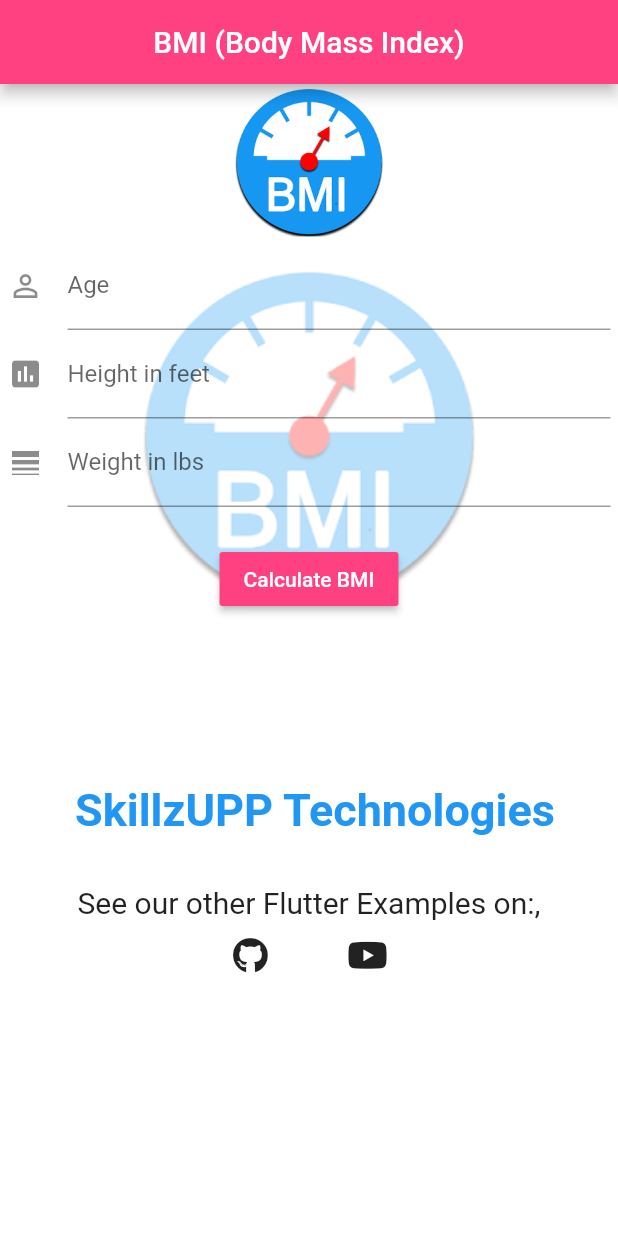
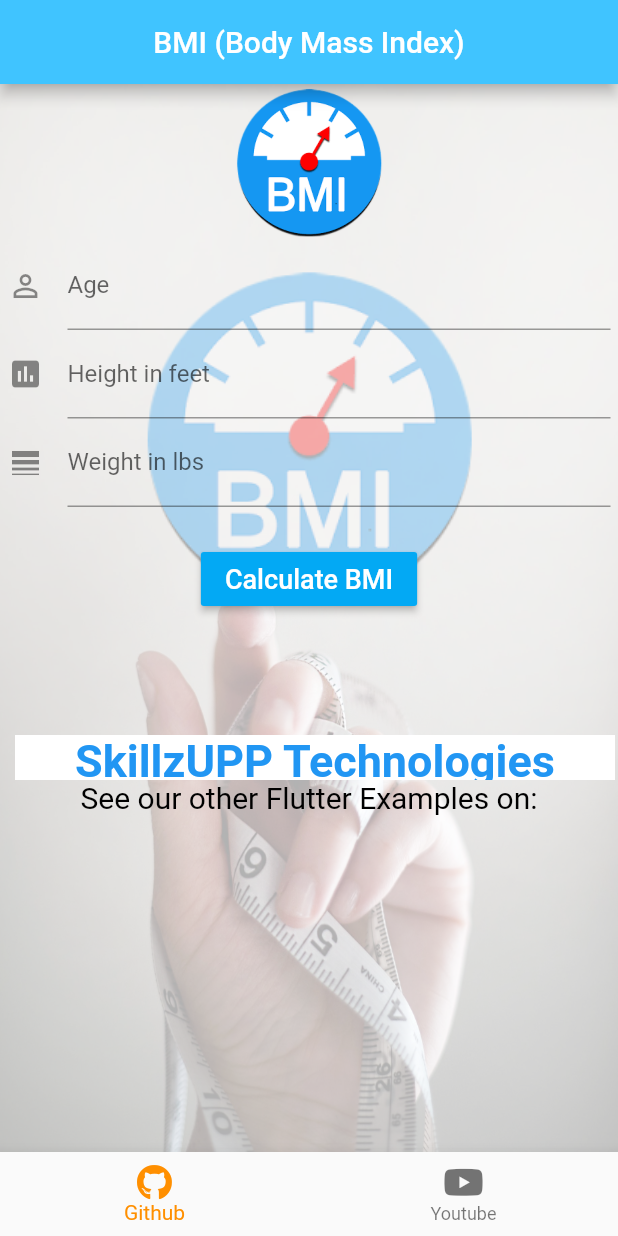
Before and after one commit to bilalsaeedjh/FlutterBMIApp, a Flutter app: the screen it shows after launch, after a tap on "Calculate BMI", on a phone screen of 412 x 824 dp. Run offline on Flutter 3.47's test engine with Material 2 defaults, Android fonts, the phone set to English and light mode, and no system bars; drawn by our look-alikes of animated_text_kit; our stand-ins replace font_awesome_flutter; Roboto replaces fonts that are missing (Bobbers).

Commit message:
Navigation Bar added with background image.

```diff
--- a/lib/ui/home.dart
+++ b/lib/ui/home.dart
@@ -80,12 +80,25 @@ class BmiState extends State<Bmi> {
       appBar: new AppBar(
         title: new Text('BMI (Body Mass Index)'),
         centerTitle: true,
-        backgroundColor: Colors.pinkAccent,
+        backgroundColor: Colors.lightBlueAccent,
       ),
       backgroundColor: Colors.white,
       body: new Container(
         alignment: Alignment.topCenter,
-        child: new ListView(
+        child: Stack(
+          children:<Widget>[
+                Opacity(
+                  opacity: 0.3,
+                  child: Center(
+                  child: new Image.asset(
+                    'images/wall.jpg',
+                    width: 1000.0,
+                    height: 1200.0,
+                    fit: BoxFit.fill,
+                  ),
+             ),
+                ),
+            ListView(
               padding: const EdgeInsets.all(2.0),
               children: <Widget>[
                 new Image.asset(
@@ -142,8 +155,8 @@ class BmiState extends State<Bmi> {
                             alignment: Alignment.center,
                             child: new RaisedButton(
                               onPressed: _calculateBMI,
-                          color: Colors.pinkAccent,
-                          child: new Text('Calculate BMI'),
+                              color: Colors.lightBlue,
+                              child: new Text('Calculate BMI',style: TextStyle(fontSize: 18),),
                               textColor: Colors.white,
                             ),
                           )
@@ -185,23 +198,40 @@ class BmiState extends State<Bmi> {
                     ),
 
                     //Adding buttons to navigate towards youtube and gitHub
-                Row(
+                    /* Row(
                     mainAxisAlignment: MainAxisAlignment.center,
+                    children: <Widget>[
+
+                      Column(
                         children: <Widget>[
                           IconButton(
                           icon: FaIcon(FontAwesomeIcons.github),
                           tooltip: 'Go to  our gitHub profile',
                           onPressed: () => launch('https://github.com/bilalsaeedjh'),
                         ),
+                          Text(
+                            "Github",
+                            style: TextStyle(color:Colors.black54,fontWeight:FontWeight.bold,fontSize: 14) ,
+                          )
+                        ]
+                      ),
                       SizedBox(width: 30,),
+                      Column(
+                        children: <Widget>[
                           IconButton(
                             icon: FaIcon(FontAwesomeIcons.youtube),
                             tooltip: 'Go to  our Youtube profile',
                             onPressed: () => launch('https://www.youtube.com/channel/UCZSgQGG74K2yuEDnbG4U1tQ?view_as=subscriber'),
                           ),
+                          Text(
+                            "Youtube",
+                            style: TextStyle(color:Colors.black54,fontWeight:FontWeight.bold,fontSize: 14) ,
+                          )
+                        ]
+                      ),
 
                     ],
-                )
+                  )*/
 
 
                   ],
@@ -209,10 +239,52 @@ class BmiState extends State<Bmi> {
 
                 ),
               ],
+
             ),
+          ],
         ),
+
+      ),
+      bottomNavigationBar: BottomNavigationBar(
+        items: const <BottomNavigationBarItem>[
+          BottomNavigationBarItem(
+            icon: FaIcon(FontAwesomeIcons.github),
+            title: Text('Github'),
+          ),
+          BottomNavigationBarItem(
+            icon: FaIcon(FontAwesomeIcons.youtube),
+            title: Text('Youtube'),
+          ),
+        ],
+        currentIndex: _selectedIndex,
+        selectedItemColor: Colors.amber[800],
+        onTap: _onItemTapped,
+      ),
+
+
     );
   }
+
+  //Code for BottomNavigation Purpose
+  int _selectedIndex = 0;
+
+
+  void _onItemTapped(int index) {
+    setState(() {
+      if(index==0){
+        launch('https://github.com/bilalsaeedjh');
+        _selectedIndex = index;
+      }
+      if(index==1){
+        launch('https://www.youtube.com/channel/UCZSgQGG74K2yuEDnbG4U1tQ?view_as=subscriber');
+        _selectedIndex = index;
+      }
+
+    });
+
+  }
+  //NavigationBar work ends here
+
 
   //Animation for the Text
   List<Widget> _textAnimationKit=[
@@ -221,12 +293,13 @@ class BmiState extends State<Bmi> {
         print("Tap Event");
       },
       text: [
-        "See our other Flutter Examples on:,",
+        "See our other Flutter Examples on:",
         "Github,",
         "Youtube",
         "- SkillzUPP Technologies",
       ],
-      textStyle: TextStyle(fontSize: 20.0, fontFamily: "Bobbers"),
+      textStyle: TextStyle(fontSize: 20.0, fontFamily: "Bobbers",color:Colors.black),
+
 
       pause: Duration(seconds:  3),
       // speed: Duration(milliseconds:  1000),
@@ -239,7 +312,7 @@ class BmiState extends State<Bmi> {
         loadDuration: Duration(seconds:20),
         boxBackgroundColor: Colors.white,
         textStyle: TextStyle(fontSize: 30, fontWeight: FontWeight.bold),
-        boxHeight: 100,
+        boxHeight: 30,
       ),
     ), SizedBox(
       width: 250.0,
--- a/pubspec.yaml
+++ b/pubspec.yaml
@@ -56,6 +56,7 @@ flutter:
   assets:
     - images/bmi.png
     - images/wall.jpg
+    - images/background.jpg
 
   # An image asset can refer to one or more resolution-specific "variants", see
   # https://flutter.dev/assets-and-images/#resolution-aware.
```
Also changed, not shown: images/background.jpg (added), images/bmi.png, images/wall.jpg, images/wall1.jpg (added), images/wall2.jpg (added), images/wall3.jpg (added). Lines whose indentation alone changed are shown as unchanged.
